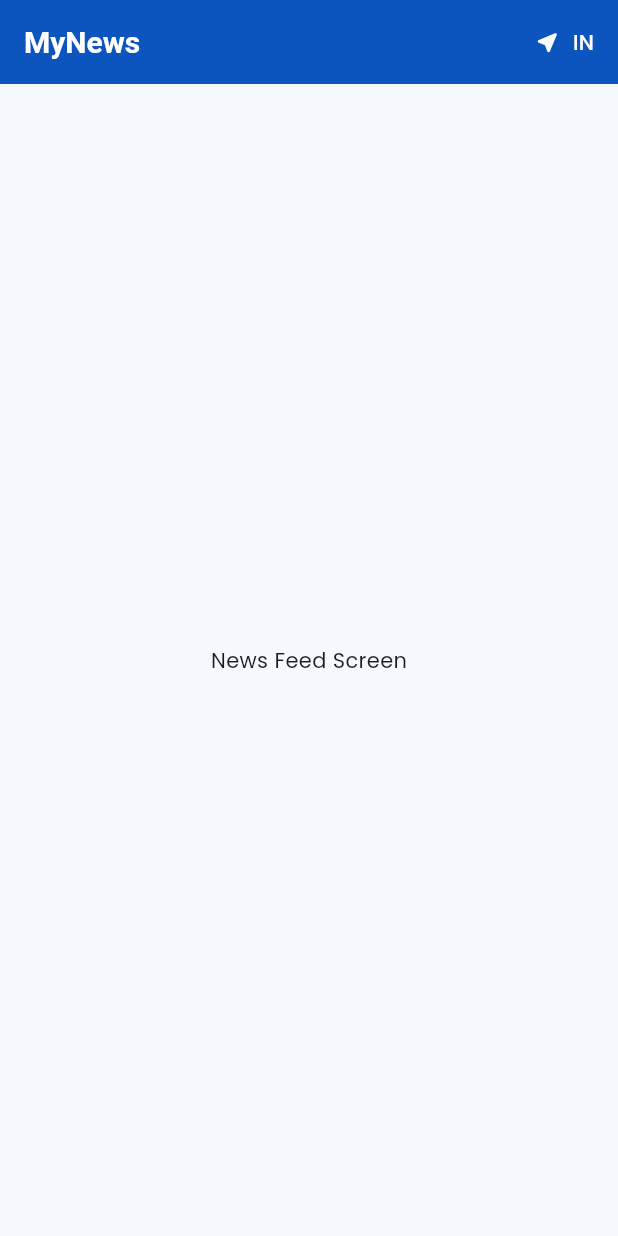
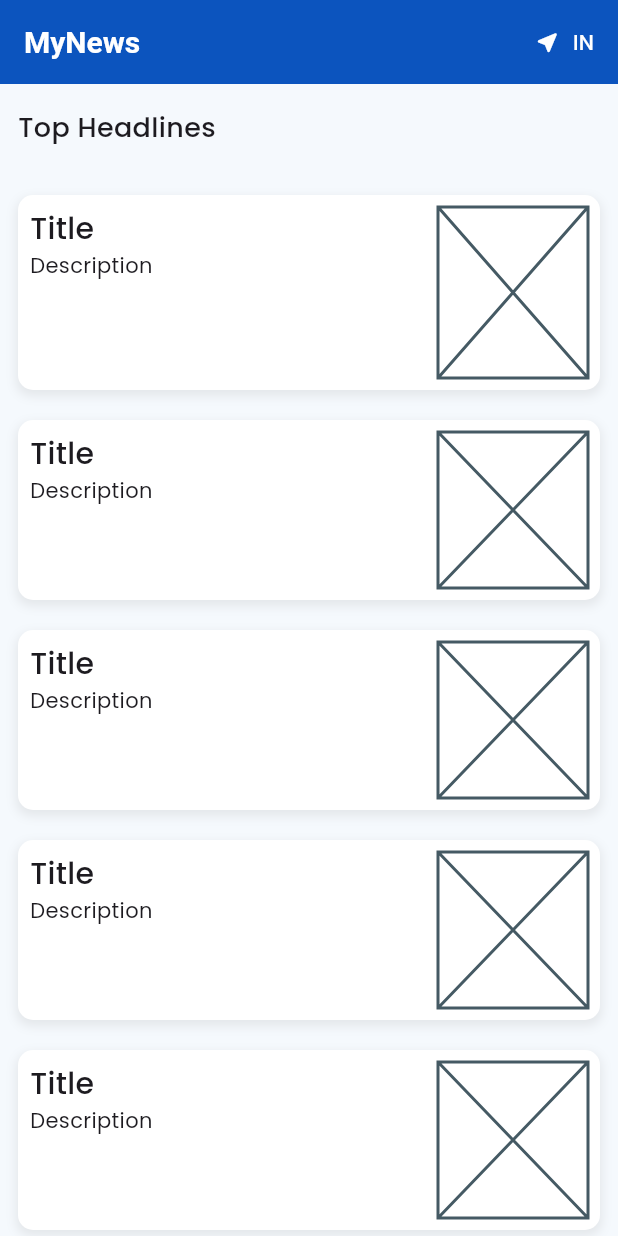
Before and after one commit to sagnik-sanyal/my_newz, a Flutter app: the screen it shows after launch, on a phone screen of 412 x 824 dp. Run offline on Flutter 3.47's test engine with Material 3 defaults, Android fonts, the phone set to English and light mode, and no system bars; our stand-ins replace google_fonts, reactive_forms.

Commit message:
Refactor app structure and update UI in news_feed_screen.dart

```diff
--- a/lib/features/news_feed/screens/news_feed_screen.dart
+++ b/lib/features/news_feed/screens/news_feed_screen.dart
@@ -1,7 +1,9 @@
 import 'package:flutter/material.dart';
 
 import '../../../app/constants/app_colors.dart';
+import '../../../shared/extensions/widget_ext.dart';
 import '../../../shared/widgets/app_text.dart';
+import '../widgets/feed_item.dart';
 
 @immutable
 class NewsFeedScreen extends StatelessWidget {
@@ -10,9 +12,30 @@ class NewsFeedScreen extends StatelessWidget {
   @override
   Widget build(BuildContext context) {
     return Scaffold(
-      appBar: AppBar(
+      body: CustomScrollView(
+        slivers: <Widget>[
+          _buildAppbar(),
+          SliverToBoxAdapter(
+            child: AppText.medium('Top Headlines', fontSize: 18).padding(),
+          ),
+          SliverFixedExtentList.builder(
+            itemExtent: 140,
+            itemBuilder: (_, int index) => Padding(
+              padding: EdgeInsets.only(bottom: 10, top: index != 0 ? 10 : 0),
+              child: const FeedItem(),
+            ),
+          ).sliverPadding(),
+        ],
+      ),
+    );
+  }
+
+  /// Builds the appbar
+  SliverAppBar _buildAppbar() {
+    return SliverAppBar(
       backgroundColor: AppColors.primary,
       automaticallyImplyLeading: false,
+      pinned: true,
       title: AppText.bold('MyNews', color: Colors.white, fontSize: 20),
       actions: <Widget>[
         TextButton.icon(
@@ -21,10 +44,6 @@ class NewsFeedScreen extends StatelessWidget {
           label: const Text('IN', style: TextStyle(color: Colors.white)),
         ),
       ],
-      ),
-      body: const Center(
-        child: Text('News Feed Screen'),
-      ),
     );
   }
 }
--- /dev/null
+++ b/lib/features/news_feed/widgets/feed_item.dart
@@ -0,0 +1,44 @@
+import 'package:flutter/material.dart';
+
+import '../../../shared/widgets/app_text.dart';
+
+@immutable
+class FeedItem extends StatelessWidget {
+  const FeedItem({super.key});
+
+  @override
+  Widget build(BuildContext context) {
+    return Container(
+      padding: const EdgeInsets.all(8),
+      decoration: BoxDecoration(
+        color: Colors.white,
+        borderRadius: BorderRadius.circular(10),
+        boxShadow: <BoxShadow>[
+          BoxShadow(
+            color: Colors.grey.withOpacity(0.2),
+            spreadRadius: 1,
+            blurRadius: 5,
+            offset: const Offset(0, 3),
+          ),
+        ],
+      ),
+      child: Row(
+        children: <Widget>[
+          Expanded(
+            child: Column(
+              crossAxisAlignment: CrossAxisAlignment.start,
+              children: <Widget>[
+                AppText.medium('Title', fontSize: 20),
+                AppText.regular('Description'),
+              ],
+            ),
+          ),
+          const Placeholder(
+            fallbackHeight: 100,
+            fallbackWidth: 100,
+          ),
+        ],
+      ),
+    );
+  }
+}
--- a/lib/shared/extensions/widget_ext.dart
+++ b/lib/shared/extensions/widget_ext.dart
@@ -26,4 +26,13 @@ extension WidgetX on Widget {
       child: this,
     );
   }
+
+  /// Adds sliver padding to the widget
+  SliverPadding sliverPadding([EdgeInsetsGeometry? padding]) {
+    return SliverPadding(
+      padding: padding ??
+          const EdgeInsets.symmetric(horizontal: hPadding, vertical: vPadding),
+      sliver: this,
+    );
+  }
 }
```
Lines whose indentation alone changed are shown as unchanged.
